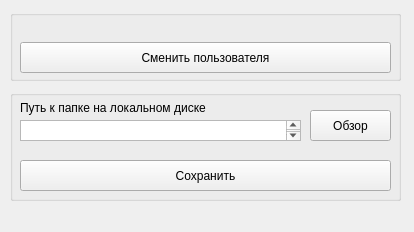
First picture: the form in ui/settings_form.ui, repository cory23e1/mycloud, before the edit.
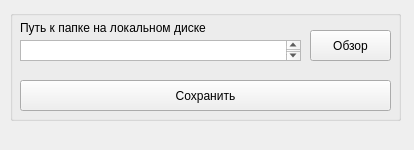
Second picture: the form after the edit.

```diff
--- a/ui/settings_form.ui
+++ b/ui/settings_form.ui
@@ -7,7 +7,7 @@
     <x>0</x>
     <y>0</y>
     <width>414</width>
-    <height>232</height>
+    <height>150</height>
    </rect>
   </property>
   <property name="windowTitle">
@@ -18,7 +18,7 @@
     <property name="geometry">
      <rect>
       <x>10</x>
-      <y>90</y>
+      <y>10</y>
       <width>391</width>
       <height>111</height>
      </rect>
@@ -79,45 +79,6 @@
      </property>
     </widget>
    </widget>
-   <widget class="QGroupBox" name="groupBox_2">
-    <property name="geometry">
-     <rect>
-      <x>10</x>
-      <y>10</y>
-      <width>391</width>
-      <height>71</height>
-     </rect>
-    </property>
-    <property name="title">
-     <string/>
-    </property>
-    <widget class="QLabel" name="current_user">
-     <property name="geometry">
-      <rect>
-       <x>10</x>
-       <y>10</y>
-       <width>361</width>
-       <height>16</height>
-      </rect>
-     </property>
-     <property name="text">
-      <string/>
-     </property>
-    </widget>
-    <widget class="QPushButton" name="change_user_btn">
-     <property name="geometry">
-      <rect>
-       <x>10</x>
-       <y>32</y>
-       <width>371</width>
-       <height>31</height>
-      </rect>
-     </property>
-     <property name="text">
-      <string>Сменить пользователя</string>
-     </property>
-    </widget>
-   </widget>
   </widget>
   <widget class="QMenuBar" name="menubar">
    <property name="geometry">
```
Left out of the diff: 2 changed lines with no effect on the pictures.
